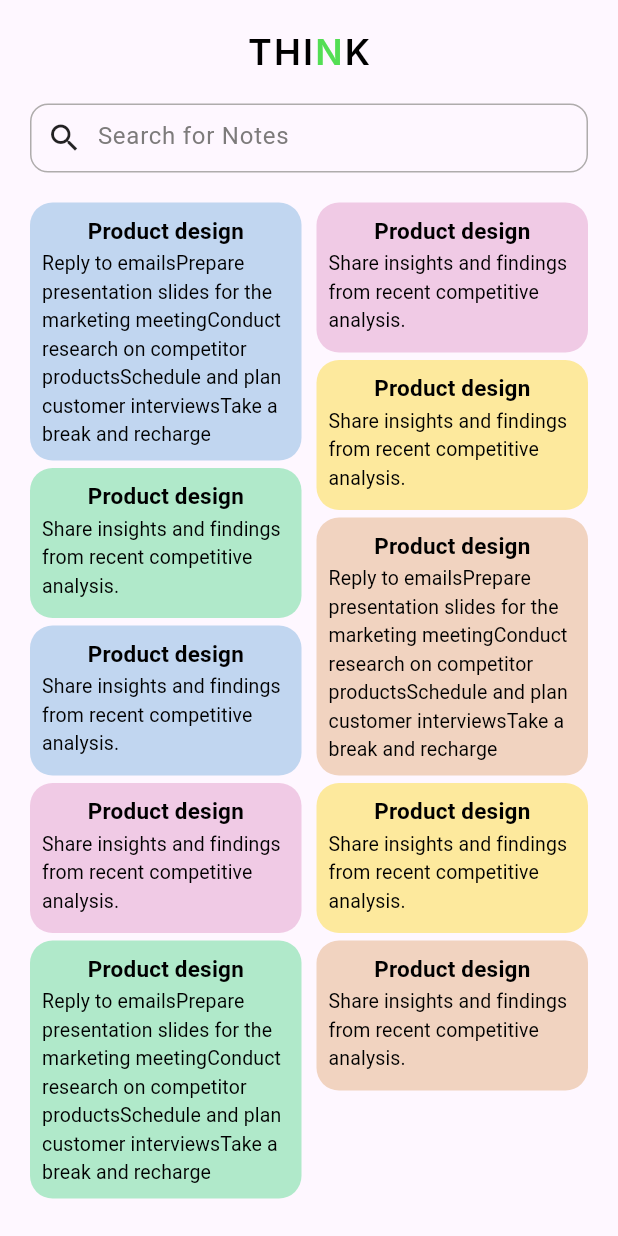
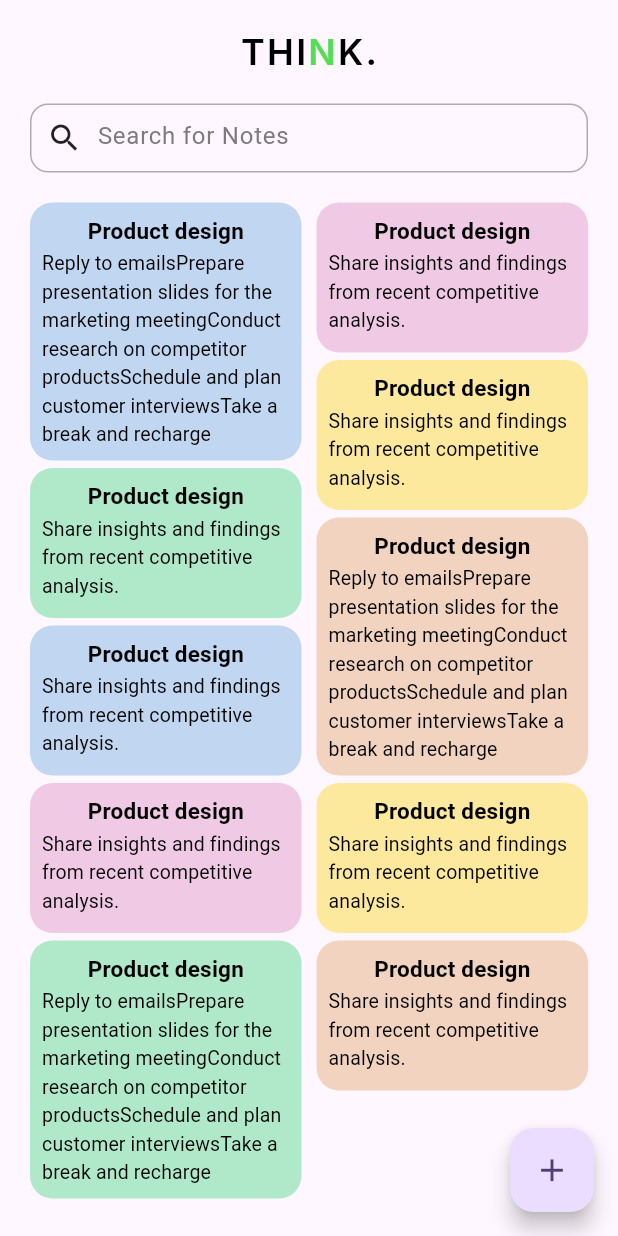
Before and after one commit to suhail9645/note_book, a Flutter app: the screen it shows after launch, after a tap on "Sign In", on a phone screen of 412 x 824 dp. Run offline on Flutter 3.47's test engine with Material 2 defaults, Android fonts, the phone set to English and light mode, and no system bars; our stand-ins replace flutter_layout_grid, google_fonts, smooth_page_indicator.

Commit message:
complete ui finished

```diff
--- a/lib/core/router.dart
+++ b/lib/core/router.dart
@@ -1,6 +1,7 @@
 import 'package:flutter/material.dart';
 import 'package:note_book/view/home_section/home_screen.dart';
 import 'package:note_book/view/login_and_register_section/login_register_screen.dart';
+import 'package:note_book/view/note_add_edit_section/note_add_edit_screen.dart';
 
 class AppRouter {
   Route onGenerateRoute(RouteSettings settings) {
@@ -11,6 +12,11 @@ class AppRouter {
         );
       case 'Home Screen':
       return MaterialPageRoute(builder: (context) => const HomeScreen(),);
+      case 'NoteAddEdit Screen':
+      return MaterialPageRoute(builder: (context) {
+        AddOrEdit addOrEdit=settings.arguments as AddOrEdit;
+       return NoteAddEditScreen(addOrEdit: addOrEdit,);
+      } );
          default:
          return  MaterialPageRoute(builder: (context) => const SizedBox(),);
     }
--- a/lib/view/home_section/home_screen.dart
+++ b/lib/view/home_section/home_screen.dart
@@ -1,23 +1,22 @@
+import 'package:flutter/cupertino.dart';
 import 'package:flutter_layout_grid/flutter_layout_grid.dart';
 import 'package:flutter/material.dart';
 import 'package:flutter_staggered_grid_view/flutter_staggered_grid_view.dart';
 import 'package:google_fonts/google_fonts.dart';
 import 'package:note_book/core/const/lists.dart';
 import 'package:note_book/core/const/widget.dart';
+import 'package:note_book/view/home_section/widget/search_container.dart';
+import 'package:note_book/view/note_add_edit_section/note_add_edit_screen.dart';
 
-const cellRed = Color(0xffc73232);
-const cellMustard = Color(0xffd7aa22);
-const cellGrey = Color(0xffcfd4e0);
-const cellBlue = Color(0xff1553be);
-const background = Color(0xff242830);
+import 'widget/notes_grid.dart';
+
+
 
 class HomeScreen extends StatelessWidget {
   const HomeScreen({super.key});
   @override
   Widget build(BuildContext context) {
-    Size size = MediaQuery.of(context).size;
-    double screenHight = size.height;
-    double screenWidth = size.width;
+
     return Scaffold(
       body: SafeArea(
         child: Padding(
@@ -25,7 +24,32 @@ class HomeScreen extends StatelessWidget {
           child: Column(
             children: [
               spaceForHeight20,
-              Row(
+            const  Branding(),
+              spaceForHeight20,
+              const SearchContainer(),
+              spaceForHeight20,
+              const NotesGrid()
+            ],
+          ),
+        ),
+      ),
+      floatingActionButton: FloatingActionButton(
+        child:const Icon(Icons.add,size: 25,),
+        onPressed: () {
+        Navigator.pushNamed(context, 'NoteAddEdit Screen',arguments: AddOrEdit.addNote);
+      },),
+    );
+  }
+}
+
+class Branding extends StatelessWidget {
+  const Branding({
+    super.key,
+  });
+
+  @override
+  Widget build(BuildContext context) {
+    return Row(
       mainAxisAlignment: MainAxisAlignment.center,
       children: [
         RichText(
@@ -42,104 +66,10 @@ class HomeScreen extends StatelessWidget {
                   style: GoogleFonts.inter(
                       color: const Color.fromARGB(255, 84, 222, 84)),
                 ),
-                          const TextSpan(text: 'K')
+                const TextSpan(text: 'K.')
               ]),
         ),
       ],
-              ),
-              spaceForHeight20,
-              Container(
-                height: 46,
-                width: double.infinity,
-                decoration: BoxDecoration(
-                  border: Border.all(
-                      color: const Color.fromARGB(255, 175, 172, 172)),
-                  borderRadius: BorderRadius.circular(12),
-                ),
-                child: Row(
-                  children: [
-                    spaceForWidth10,
-                    const Icon(Icons.search),
-                    spaceForWidth10,
-                    Expanded(
-                      child: TextFormField(
-                        cursorColor: const Color.fromARGB(255, 125, 123, 123),
-                        decoration: InputDecoration(
-                          hintText: 'Search for Notes',
-                          hintStyle: GoogleFonts.roboto(
-                              color: const Color.fromARGB(255, 125, 123, 123)),
-                          contentPadding:
-                              const EdgeInsets.symmetric(vertical: -15),
-                          errorBorder: InputBorder.none,
-                          focusedBorder: InputBorder.none,
-                          focusedErrorBorder: InputBorder.none,
-                          disabledBorder: InputBorder.none,
-                          enabledBorder: InputBorder.none,
-                        ),
-                      ),
-                    ),
-                  ],
-                ),
-              ),
-              spaceForHeight20,
-              Flexible(
-                child: ListView(
-                  children: [
-                    StaggeredGrid.count(
-                      crossAxisCount: 2,
-                      crossAxisSpacing: 10,
-                      mainAxisSpacing: 5,
-                      children: List.generate(10, (index) {
-                        Color color = noteTileColors[index % 5];
-                        return Container(
-                            padding: const EdgeInsets.all(8),
-                            constraints: const BoxConstraints(
-                                maxHeight: 200, minHeight: 100),
-                            decoration: BoxDecoration(
-                              color: color,
-                              borderRadius: BorderRadius.circular(15),
-                            ),
-                            child: Container(
-                              child: SingleChildScrollView(
-                                scrollDirection: Axis.vertical,
-                                child: Column(
-                                  mainAxisSize: MainAxisSize.min,
-                                  children: [
-                                    Text(
-                                      'Product design',
-                                      style: Theme.of(context)
-                                          .textTheme
-                                          .titleMedium,
-                                    ),
-                                    index % 4 == 0
-                                        ? Text(
-                                            'Reply to emails'
-                                            'Prepare presentation slides for the marketing meeting'
-                                            'Conduct research on competitor products'
-                                            'Schedule and plan customer interviews'
-                                            'Take a break and recharge',
-                                            style: Theme.of(context)
-                                                .textTheme
-                                                .titleSmall,
-                                          )
-                                        : Text(
-                                            'Share insights and findings from recent competitive analysis.',
-                                            style: Theme.of(context)
-                                                .textTheme
-                                                .titleSmall),
-                                  ],
-                                ),
-                              ),
-                            ));
-                      }),
-                    ),
-                  ],
-                ),
-              )
-            ],
-          ),
-        ),
-      ),
     );
   }
 }
--- /dev/null
+++ b/lib/view/home_section/widget/notes_grid.dart
@@ -0,0 +1,75 @@
+import 'package:flutter/material.dart';
+import 'package:flutter_staggered_grid_view/flutter_staggered_grid_view.dart';
+import 'package:google_fonts/google_fonts.dart';
+import 'package:note_book/core/const/lists.dart';
+
+import 'note_view_alert.dart';
+
+class NotesGrid extends StatelessWidget {
+  const NotesGrid({
+    super.key,
+  });
+
+  @override
+  Widget build(BuildContext context) {
+    Size size = MediaQuery.of(context).size;
+    double screenHight = size.height;
+
+    return Flexible(
+      child: ListView(
+        children: [
+          StaggeredGrid.count(
+            crossAxisCount: 2,
+            crossAxisSpacing: 10,
+            mainAxisSpacing: 5,
+            children: List.generate(10, (index) {
+              Color color = noteTileColors[index % 5];
+              return GestureDetector(
+                onTap: () {
+                  showDialog(
+                    context: context,
+                    builder: (context) =>
+                        NoteViewAlert(color: color, screenHight: screenHight),
+                  );
+                },
+                child: Container(
+                  padding: const EdgeInsets.all(8),
+                  constraints:
+                      const BoxConstraints(maxHeight: 200, minHeight: 100),
+                  decoration: BoxDecoration(
+                    color: color,
+                    borderRadius: BorderRadius.circular(15),
+                  ),
+                  child: SingleChildScrollView(
+                    scrollDirection: Axis.vertical,
+                    child: Column(
+                      mainAxisSize: MainAxisSize.min,
+                      children: [
+                        Text(
+                          'Product design',
+                          style: Theme.of(context).textTheme.titleMedium,
+                        ),
+                        index % 4 == 0
+                            ? Text(
+                                'Reply to emails'
+                                'Prepare presentation slides for the marketing meeting'
+                                'Conduct research on competitor products'
+                                'Schedule and plan customer interviews'
+                                'Take a break and recharge',
+                                style: Theme.of(context).textTheme.titleSmall,
+                              )
+                            : Text(
+                                'Share insights and findings from recent competitive analysis.',
+                                style: Theme.of(context).textTheme.titleSmall),
+                      ],
+                    ),
+                  ),
+                ),
+              );
+            }),
+          ),
+        ],
+      ),
+    );
+  }
+}
--- /dev/null
+++ b/lib/view/home_section/widget/search_container.dart
@@ -0,0 +1,47 @@
+
+import 'package:flutter/material.dart';
+import 'package:google_fonts/google_fonts.dart';
+import 'package:note_book/core/const/widget.dart';
+
+class SearchContainer extends StatelessWidget {
+  const SearchContainer({
+    super.key,
+  });
+
+  @override
+  Widget build(BuildContext context) {
+    return Container(
+      height: 46,
+      width: double.infinity,
+      decoration: BoxDecoration(
+        border: Border.all(
+            color: const Color.fromARGB(255, 175, 172, 172)),
+        borderRadius: BorderRadius.circular(12),
+      ),
+      child: Row(
+        children: [
+          spaceForWidth10,
+          const Icon(Icons.search),
+          spaceForWidth10,
+          Expanded(
+            child: TextFormField(
+              cursorColor: const Color.fromARGB(255, 125, 123, 123),
+              decoration: InputDecoration(
+                hintText: 'Search for Notes',
+                hintStyle: GoogleFonts.roboto(
+                    color: const Color.fromARGB(255, 125, 123, 123)),
+                contentPadding:
+                    const EdgeInsets.symmetric(vertical: -15),
+                errorBorder: InputBorder.none,
+                focusedBorder: InputBorder.none,
+                focusedErrorBorder: InputBorder.none,
+                disabledBorder: InputBorder.none,
+                enabledBorder: InputBorder.none,
+              ),
+            ),
+          ),
+        ],
+      ),
+    );
+  }
+}
```
Also changed, not shown: lib/view/home_section/widget/note_view_alert.dart (added, +72 -0 lines), lib/view/note_add_edit_section/note_add_edit_screen.dart (added, +174 -0 lines). Lines whose indentation alone changed are shown as unchanged.
